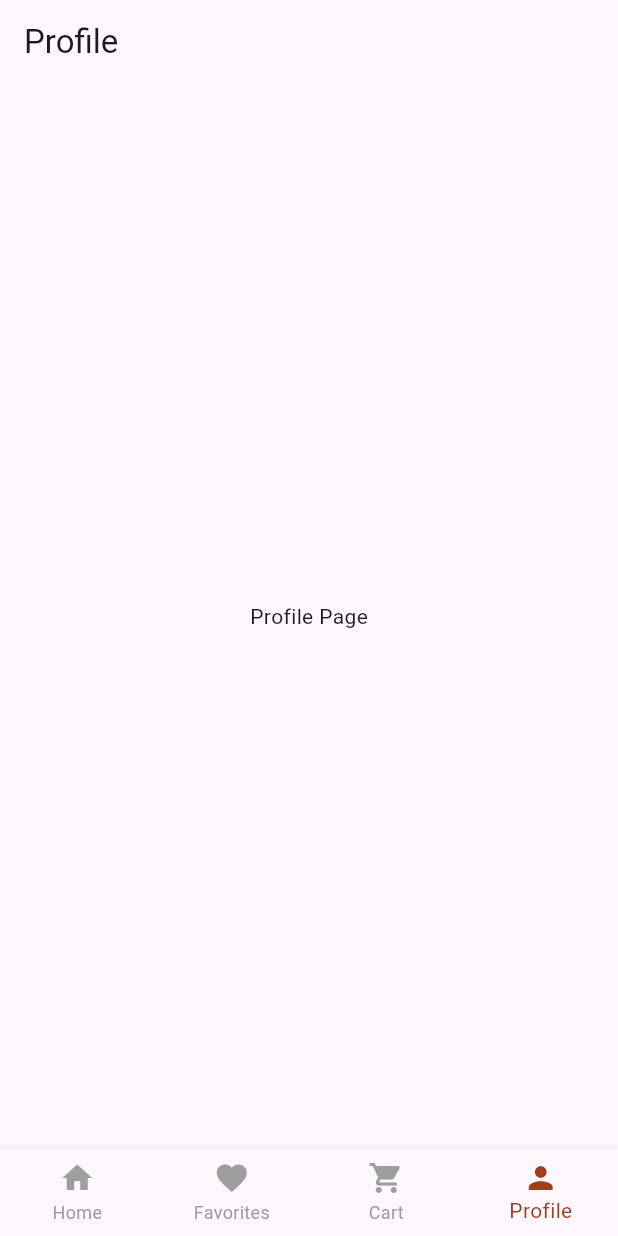
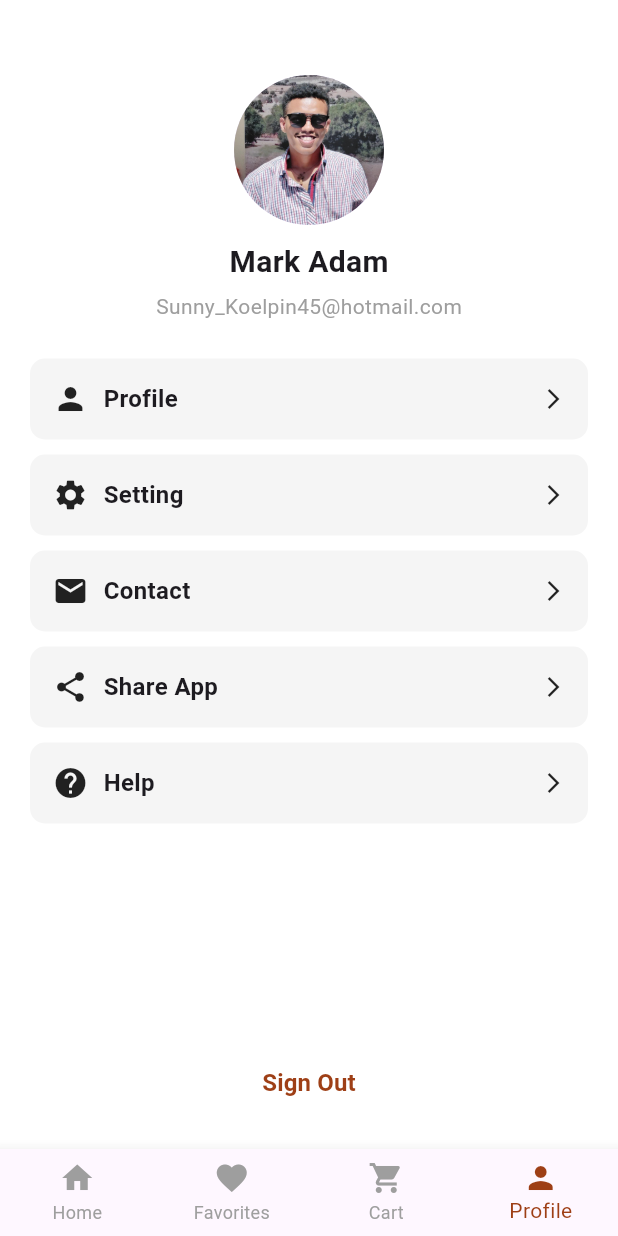
Before and after one commit to Firuol/Jcraft, a Flutter app: the screen it shows after launch, item 4 of the bottom bar chosen, on a phone screen of 412 x 824 dp. Run offline on Flutter 3.47's test engine with Material 3 defaults, Android fonts, the phone set to English and light mode, and no system bars.

Commit message:
profile page done

```diff
--- a/jcraft/lib/profile.dart
+++ b/jcraft/lib/profile.dart
@@ -4,11 +4,79 @@ class ProfilePage extends StatelessWidget {
   @override
   Widget build(BuildContext context) {
     return Scaffold(
-      appBar: AppBar(
-        title: Text('Profile'),
+      backgroundColor: Colors.white,
+      body: Column(
+        children: [
+          SizedBox(height: 50),
+          CircleAvatar(
+            radius: 50,
+             backgroundImage: AssetImage('assets/images/profile.jpg'),
+          ),
+          SizedBox(height: 10),
+          Text(
+            'Mark Adam',
+            style: TextStyle(
+              fontSize: 20,
+              fontWeight: FontWeight.bold,
+            ),
+          ),
+          SizedBox(height: 5),
+          Text(
+            'Sunny_Koelpin45@hotmail.com',
+            style: TextStyle(
+              fontSize: 14,
+              color: Colors.grey,
+            ),
+          ),
+          SizedBox(height: 20),
+          _buildMenuItem(Icons.person, 'Profile'),
+          _buildMenuItem(Icons.settings, 'Setting'),
+          _buildMenuItem(Icons.mail, 'Contact'),
+          _buildMenuItem(Icons.share, 'Share App'),
+          _buildMenuItem(Icons.help, 'Help'),
+          Spacer(),
+          TextButton(
+            onPressed: () {},
+            child: Text(
+              'Sign Out',
+              style: TextStyle(
+                color: Color.fromRGBO(158, 63, 22, 1.0),
+                fontSize: 16,
+                fontWeight: FontWeight.bold,
+              ),
+            ),
+          ),
+          SizedBox(height: 20),
+        ],
       ),
-      body: Center(
-        child: Text('Profile Page'),
+    );
+  }
+
+  Widget _buildMenuItem(IconData icon, String title) {
+    return Padding(
+      padding: const EdgeInsets.symmetric(horizontal: 20, vertical: 5),
+      child: Container(
+        padding: EdgeInsets.symmetric(vertical: 15, horizontal: 15),
+        decoration: BoxDecoration(
+          color: Colors.grey.shade100,
+          borderRadius: BorderRadius.circular(10),
+        ),
+        child: Row(
+          mainAxisAlignment: MainAxisAlignment.spaceBetween,
+          children: [
+            Row(
+              children: [
+                Icon(icon, color: Colors.black87),
+                SizedBox(width: 10),
+                Text(
+                  title,
+                  style: TextStyle(fontSize: 16, fontWeight: FontWeight.bold),
+                ),
+              ],
+            ),
+            Icon(Icons.arrow_forward_ios, size: 16, color:Colors.black87),
+          ],
+        ),
       ),
     );
   }
```
